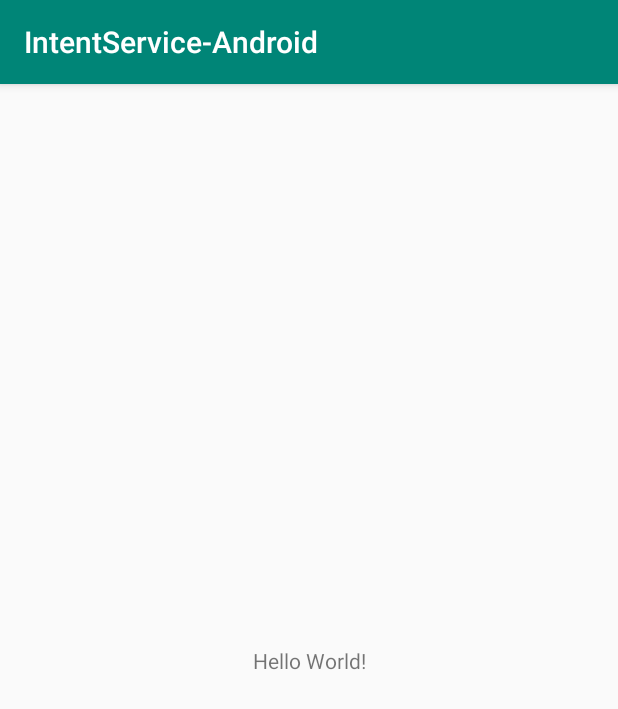
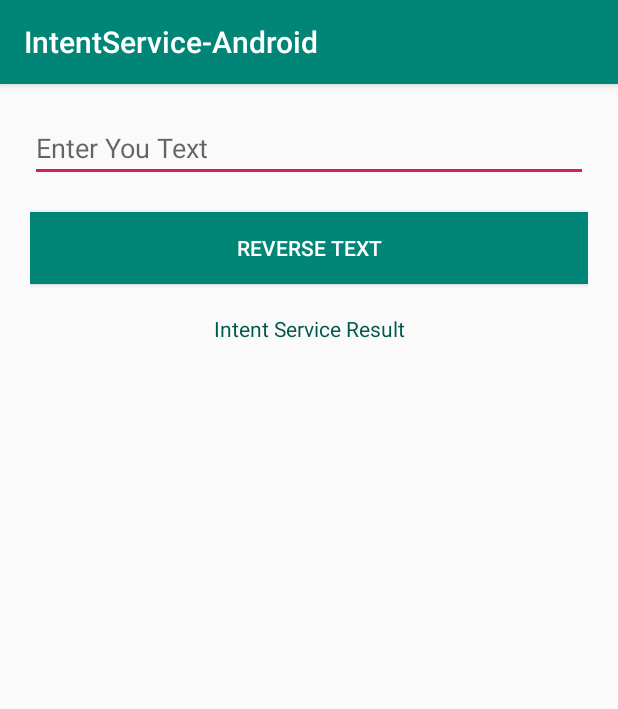
Before and after one commit to Suvam-Dawn/IntentService-Android, an Android app: the screen it shows after launch (MainActivity), on a phone screen of 412 x 824 dp. Shown: the top 709 px of the screen. Run offline under Robolectric (Android 15) with nearby library versions, the phone set to English and light mode, and no system bars.

Commit message:
add intent service

```diff
--- a/app/src/main/AndroidManifest.xml
+++ b/app/src/main/AndroidManifest.xml
@@ -1,7 +1,6 @@
 <?xml version="1.0" encoding="utf-8"?>
 <manifest xmlns:android="http://schemas.android.com/apk/res/android"
     package="com.suvamdawn.intentService">
-
     <application
         android:allowBackup="true"
         android:icon="@mipmap/ic_launcher"
@@ -16,6 +15,8 @@
                 <category android:name="android.intent.category.LAUNCHER" />
             </intent-filter>
         </activity>
+        <service
+            android:name=".IntentServiceReceiver"
+            android:exported="false"></service>
     </application>
-
 </manifest>
--- a/app/src/main/java/com/suvamdawn/intentService/MainActivity.java
+++ b/app/src/main/java/com/suvamdawn/intentService/MainActivity.java
@@ -1,13 +1,51 @@
 package com.suvamdawn.intentService;
 
+import android.content.BroadcastReceiver;
+import android.content.Context;
+import android.content.Intent;
+import android.content.IntentFilter;
 import android.support.v7.app.AppCompatActivity;
 import android.os.Bundle;
+import android.view.View;
+import android.widget.Button;
+import android.widget.EditText;
+import android.widget.TextView;
 
 public class MainActivity extends AppCompatActivity {
+    private EditText input;
+    private Button submit;
+    private TextView result;
+    private IntentReceiver intentReceiver;
 
     @Override
     protected void onCreate(Bundle savedInstanceState) {
         super.onCreate(savedInstanceState);
         setContentView(R.layout.activity_main);
+        input=findViewById(R.id.input);
+        submit=findViewById(R.id.submit);
+        result=findViewById(R.id.result);
+        registerIntentServiceReceiver();
+        submit.setOnClickListener(new View.OnClickListener() {
+            @Override
+            public void onClick(View v) {
+                Intent cbIntent =  new Intent();
+                cbIntent.setClass(MainActivity.this, IntentServiceReceiver.class);
+                cbIntent.putExtra("input", input.getText().toString());
+                startService(cbIntent);
+            }
+        });
+    }
+    private void registerIntentServiceReceiver(){
+        intentReceiver = new IntentReceiver();
+        IntentFilter intentFilter = new IntentFilter();
+        intentFilter.addAction(IntentServiceReceiver.Service_Info);
+        registerReceiver(intentReceiver, intentFilter);
+    }
+    private class IntentReceiver extends BroadcastReceiver {
+        @Override
+        public void onReceive(Context context, Intent intent) {
+            String output = intent.getStringExtra("output");
+            result.setText(output);
+        }
     }
 }
--- a/app/src/main/res/layout/activity_main.xml
+++ b/app/src/main/res/layout/activity_main.xml
@@ -1,18 +1,38 @@
 <?xml version="1.0" encoding="utf-8"?>
-<android.support.constraint.ConstraintLayout xmlns:android="http://schemas.android.com/apk/res/android"
+<LinearLayout xmlns:android="http://schemas.android.com/apk/res/android"
     xmlns:app="http://schemas.android.com/apk/res-auto"
     xmlns:tools="http://schemas.android.com/tools"
     android:layout_width="match_parent"
     android:layout_height="match_parent"
-    tools:context=".MainActivity">
+    android:padding="20dp"
+    tools:context=".MainActivity"
+    android:orientation="vertical">
 
+  <EditText
+      android:id="@+id/input"
+      android:layout_width="match_parent"
+      android:layout_height="wrap_content"
+      android:hint="Enter You Text"/>
+
+    <Button
+        android:id="@+id/submit"
+        android:layout_marginTop="20dp"
+        android:layout_width="match_parent"
+        android:layout_height="wrap_content"
+        android:background="@color/colorPrimary"
+        android:textColor="@android:color/white"
+        android:text="Reverse Text"/>
     <TextView
-        android:layout_width="wrap_content"
+        android:layout_marginTop="20dp"
+        android:layout_width="match_parent"
         android:layout_height="wrap_content"
-        android:text="Hello World!"
-        app:layout_constraintBottom_toBottomOf="parent"
-        app:layout_constraintLeft_toLeftOf="parent"
-        app:layout_constraintRight_toRightOf="parent"
-        app:layout_constraintTop_toTopOf="parent" />
-
-</android.support.constraint.ConstraintLayout>
+        android:text="Intent Service Result"
+        android:textColor="@color/colorPrimaryDark"
+        android:gravity="center" />
+    <TextView
+        android:id="@+id/result"
+        android:layout_width="match_parent"
+        android:layout_height="wrap_content"
+        android:layout_marginTop="20dp"
+        android:textColor="@android:color/black"/>
+</LinearLayout>
```
Also changed, not shown: app/src/main/java/com/suvamdawn/intentService/IntentServiceReceiver.java (added, +29 -0 lines).
